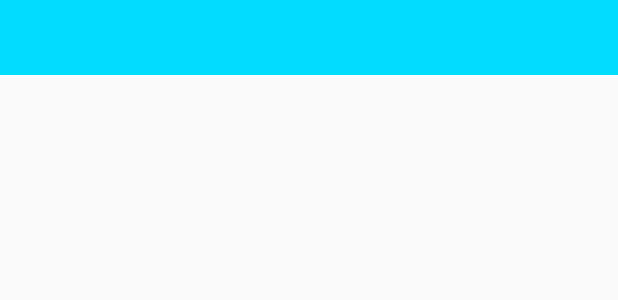
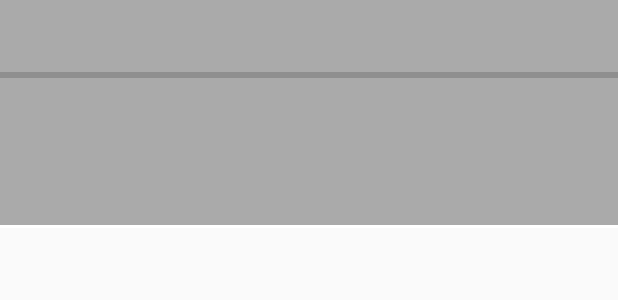
Before and after one commit to JadynAi/Kotlin-D, an Android app: the layout item_test.xml on its own in the app's theme, with its tools: preview values and no code run, on a phone screen of 412 x 824 dp. Shown: the top 300 px of the screen. Run offline under Robolectric (Android 15) with nearby library versions, the phone set to English and light mode, and no system bars.

Commit message:
扩展函数优化

```diff
--- a/app/src/main/java/com/jadynai/kotlindiary/function/ui/ImageViewExt.kt
+++ b/app/src/main/java/com/jadynai/kotlindiary/function/ui/ImageViewExt.kt
@@ -11,7 +11,7 @@ import android.widget.ImageView
  *@Since:2018/7/4
  *@ChangeList:
  */
-inline fun ImageView.clickSelect(@DrawableRes normalRes: Int, @DrawableRes selectRes: Int, noinline click: (View) -> Unit) {
+fun ImageView.clickSelect(@DrawableRes normalRes: Int, @DrawableRes selectRes: Int, click: (View) -> Unit) {
     select(normalRes, selectRes)
     this.setOnClickListener {
         this.isSelected = !this.isSelected
@@ -19,7 +19,7 @@ inline fun ImageView.clickSelect(@DrawableRes normalRes: Int, @DrawableRes selec
     }
 }
 
-inline fun ImageView.pressSrc(@DrawableRes normalRes: Int, @DrawableRes pressRes: Int) {
+fun ImageView.pressSrc(@DrawableRes normalRes: Int, @DrawableRes pressRes: Int) {
     val sd = getPressDrawable(normalRes, pressRes)
     setImageDrawable(sd)
 }
--- a/app/src/main/res/layout/item_test.xml
+++ b/app/src/main/res/layout/item_test.xml
@@ -2,14 +2,24 @@
 <LinearLayout
     xmlns:android="http://schemas.android.com/apk/res/android"
     android:layout_width="match_parent"
-    android:orientation="vertical"
-    android:layout_height="wrap_content">
+    android:layout_height="wrap_content"
+    android:orientation="vertical">
+
+    <ProgressBar
+        android:id="@+id/item_progress"
+        style="@style/Base.Widget.AppCompat.ProgressBar.Horizontal"
+        android:layout_width="match_parent"
+        android:layout_height="100dp"
+        android:max="100"
+        android:background="@android:color/darker_gray"
+        android:layout_gravity="center"
+        />
 
     <TextView
         android:id="@+id/item_tv"
         android:layout_width="match_parent"
         android:layout_height="50dp"
-        android:background="@android:color/holo_blue_bright"
+        android:background="@android:color/darker_gray"
         android:gravity="center"
         android:textColor="@android:color/white"
         android:padding="10dp"
```
Also changed, not shown: app/src/main/java/com/jadynai/kotlindiary/RecyclerViewActivity.kt (+18 -15 lines), app/src/main/java/com/jadynai/kotlindiary/function/ui/DrawableExt.kt (+4 -4 lines), app/src/main/java/com/jadynai/kotlindiary/function/ui/TextViewExt.kt (+5 -5 lines), app/src/main/java/com/jadynai/kotlindiary/function/ui/ViewExt.kt (+6 -6 lines), app/src/main/java/com/jadynai/kotlindiary/utils/StringExt.kt (+27 -2 lines).
